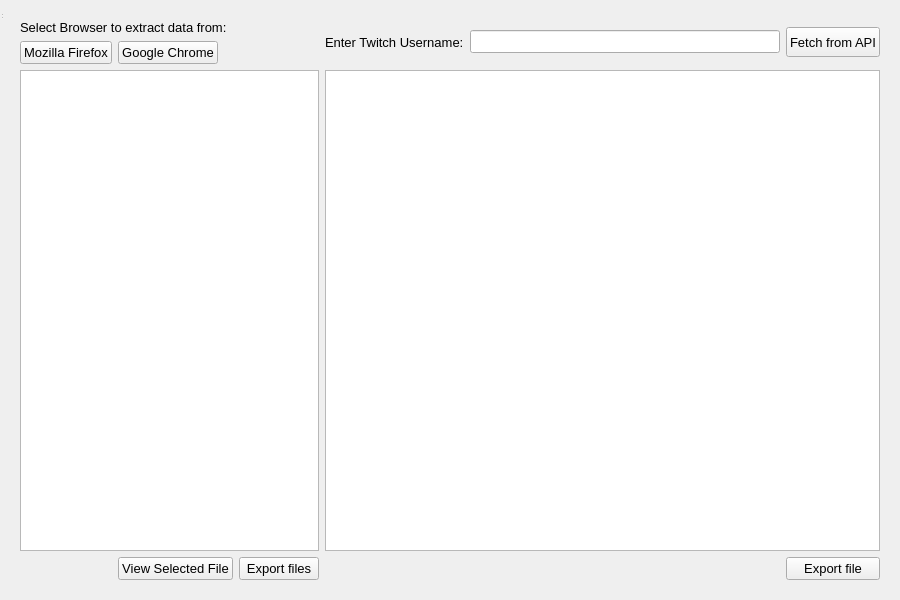
This is core/resources/main.ui in spartny/twitch-infoviewer as Qt 5 draws it before an edit. The edited form follows.
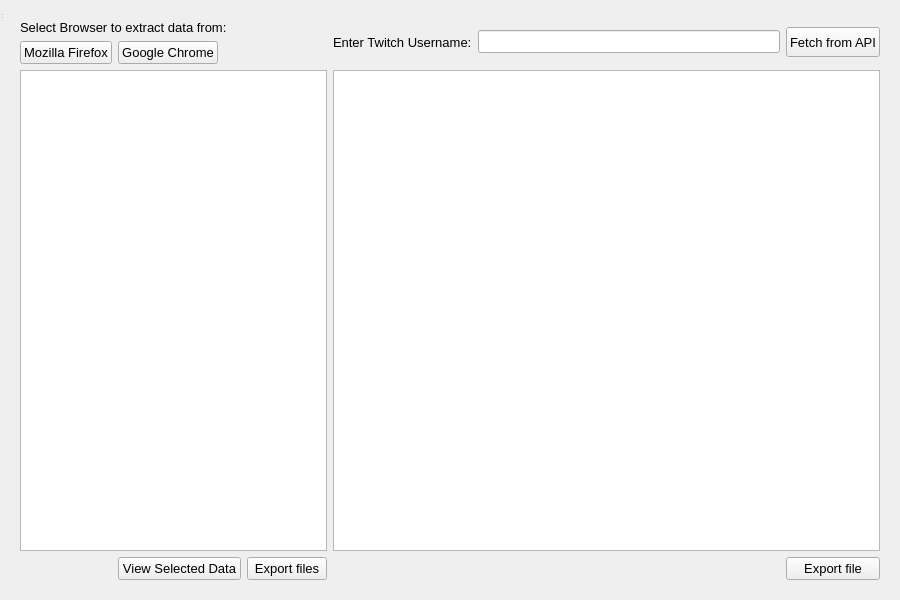
This is the edited form. Icons and pictures are not drawn.

The edit to the form file:
```diff
--- a/core/resources/main.ui
+++ b/core/resources/main.ui
@@ -71,7 +71,7 @@
       <item row="3" column="1">
        <widget class="QPushButton" name="pushButton_ViewFile">
         <property name="text">
-         <string>View Selected File</string>
+         <string>View Selected Data</string>
         </property>
        </widget>
       </item>
```
